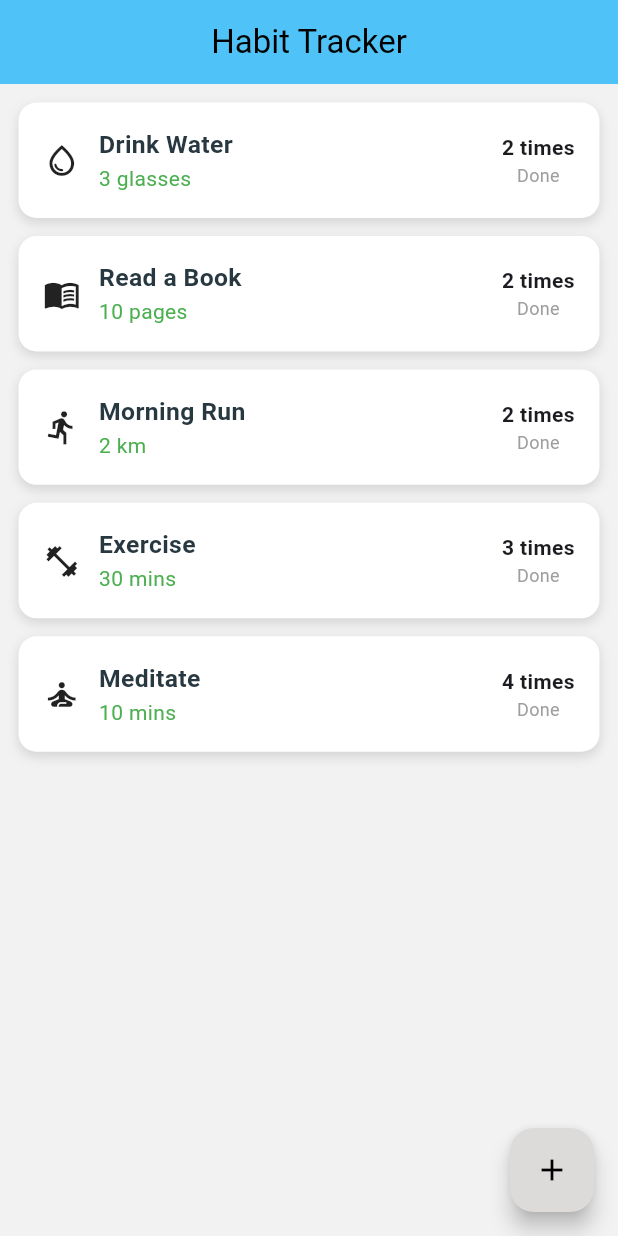
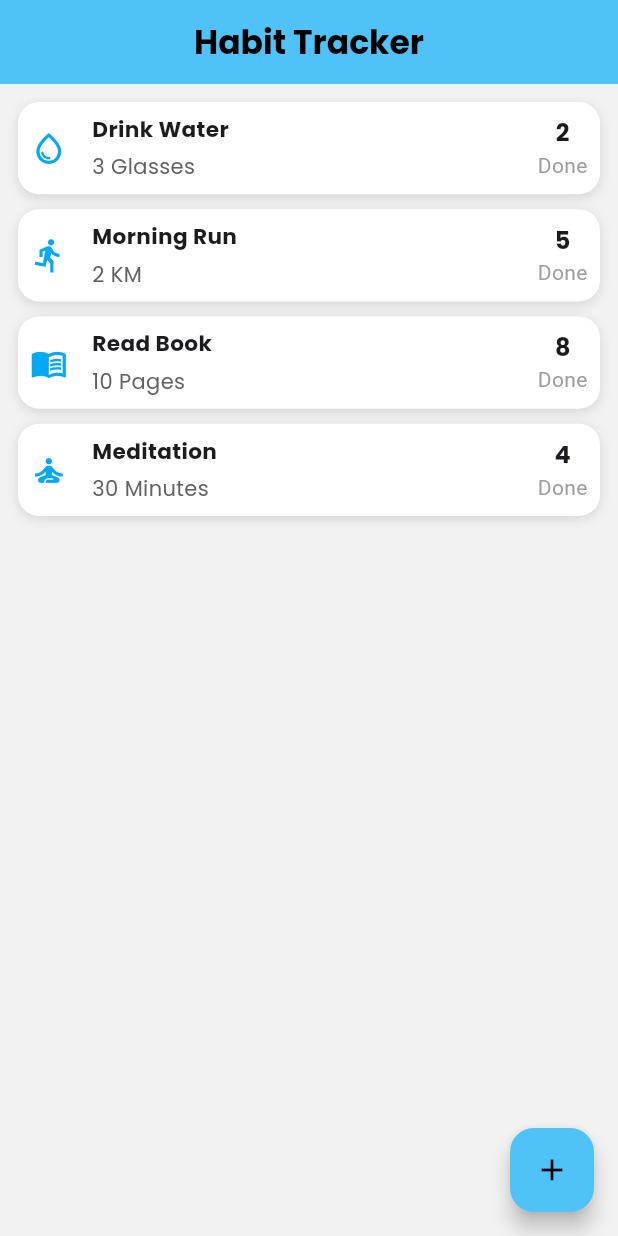
Before and after one commit to Pranta-Nag/Habit_Tracker_App_Using_Flutter, a Flutter app: the screen it shows after launch, on a phone screen of 412 x 824 dp. Run offline on Flutter 3.47's test engine with Material 3 defaults, Android fonts, the phone set to English and light mode, and no system bars; our stand-ins replace google_fonts; Roboto replaces fonts that are missing (Aclonica, Aladin).

Commit message:
using Dismissible and creating model

```diff
--- a/lib/habit_Tile.dart
+++ /dev/null
@@ -1,196 +0,0 @@
-import 'package:flutter/material.dart';
-import 'package:google_fonts/google_fonts.dart';
-
-void main() {
-  runApp(const MyApp());
-}
-
-class MyApp extends StatelessWidget {
-  const MyApp({super.key});
-
-  @override
-  Widget build(BuildContext context) {
-    return const MaterialApp(
-      debugShowCheckedModeBanner: false,
-      home: HabitPage(),
-    );
-  }
-}
-
-class Habit {
-  final String name;
-  final String sub;
-  final IconData icon;
-  final String streak;
-
-  Habit({
-    required this.name,
-    required this.sub,
-    required this.icon,
-    required this.streak,
-  });
-}
-
-class HabitPage extends StatefulWidget {
-  const HabitPage({super.key});
-
-  @override
-  State<HabitPage> createState() => _HabitPageState();
-}
-
-class _HabitPageState extends State<HabitPage> {
-  List<Habit> habits = [
-    Habit(
-        name: "Morning Run",
-        sub: "Health",
-        icon: Icons.directions_run,
-        streak: "5"),
-    Habit(
-        name: "Read Book",
-        sub: "Study",
-        icon: Icons.book,
-        streak: "12"),
-    Habit(
-        name: "Drink Water",
-        sub: "Health",
-        icon: Icons.local_drink,
-        streak: "20"),
-  ];
-
-  @override
-  Widget build(BuildContext context) {
-    return Scaffold(
-      backgroundColor: Colors.grey[200],
-      appBar: AppBar(
-        title: const Text("Habit Tracker"),
-        centerTitle: true,
-      ),
-      body: ListView.builder(
-        padding: const EdgeInsets.all(12),
-        itemCount: habits.length,
-        itemBuilder: (context, index) {
-          final habit = habits[index];
-
-          return Dismissible(
-            key: Key(habit.name),
-            direction: DismissDirection.endToStart,
-
-            background: Container(
-              margin: const EdgeInsets.only(bottom: 12),
-              alignment: Alignment.centerRight,
-              padding: const EdgeInsets.only(right: 20),
-              decoration: BoxDecoration(
-                color: Colors.red,
-                borderRadius: BorderRadius.circular(12),
-              ),
-              child: const Icon(Icons.delete, color: Colors.white),
-            ),
-
-            onDismissed: (direction) {
-              setState(() {
-                habits.removeAt(index);
-              });
-
-              ScaffoldMessenger.of(context).showSnackBar(
-                SnackBar(content: Text("${habit.name} deleted")),
-              );
-            },
-
-            child: HabitTile(
-              habitName: habit.name,
-              habitSub: habit.sub,
-              icon: habit.icon,
-              streakCounter: habit.streak,
-            ),
-          );
-        },
-      ),
-    );
-  }
-}
-
-class HabitTile extends StatelessWidget {
-  final String habitName;
-  final String habitSub;
-  final IconData icon;
-  final String streakCounter;
-
-  const HabitTile({
-    super.key,
-    required this.habitName,
-    required this.habitSub,
-    required this.icon,
-    required this.streakCounter,
-  });
-
-  @override
-  Widget build(BuildContext context) {
-    final size = MediaQuery.of(context).size;
-    final isPortrait =
-        MediaQuery.of(context).orientation == Orientation.portrait;
-
-    final iconSize =
-        isPortrait ? size.width * 0.06 : size.height * 0.05;
-
-    final titleSize =
-        isPortrait ? size.width * 0.04 : size.height * 0.03;
-
-    return Container(
-      margin: const EdgeInsets.only(bottom: 12),
-      padding: EdgeInsets.all(size.width * 0.04),
-      decoration: BoxDecoration(
-        color: Colors.white,
-        borderRadius: BorderRadius.circular(12),
-        boxShadow: const [
-          BoxShadow(
-            color: Colors.black12,
-            blurRadius: 6,
-            offset: Offset(0, 3),
-          ),
-        ],
-      ),
-
-      child: Row(
-        mainAxisAlignment: MainAxisAlignment.spaceBetween,
-        children: [
-          Row(
-            children: [
-              Icon(icon, size: iconSize),
-              SizedBox(width: size.width * 0.03),
-              Column(
-                crossAxisAlignment: CrossAxisAlignment.start,
-                children: [
-                  Text(
-                    habitName,
-                    style: GoogleFonts.aladin(
-                      fontSize: titleSize,
-                      fontWeight: FontWeight.bold,
-                      color: const Color.fromARGB(255, 40, 56, 65),
-                    ),
-                  ),
-                  Text(
-                    habitSub,
-                    style: const TextStyle(color: Colors.green),
-                  ),
-                ],
-              ),
-            ],
-          ),
-
-          Column(
-            children: [
-              Text(
-                streakCounter,
-                style: const TextStyle(fontWeight: FontWeight.bold),
-              ),
-              const Text(
-                "Done",
-                style: TextStyle(fontSize: 12, color: Colors.grey),
-              ),
-            ],
-          ),
-        ],
-      ),
-    );
-  }
-}
--- a/lib/main.dart
+++ b/lib/main.dart
@@ -1,7 +1,5 @@
 import 'package:flutter/material.dart';
-import 'package:google_fonts/google_fonts.dart';
-import 'package:habit_app/add_habit.dart';
-import 'package:habit_app/habit_Tile.dart';
+import 'package:habit_app/screens/dashboard_screen.dart';
 
 void main() {
   runApp(const MyApp());
@@ -15,84 +13,7 @@ class MyApp extends StatelessWidget {
     return MaterialApp(
       debugShowCheckedModeBanner: false,
       theme: ThemeData.light(),
-      home: const HabitApp(),
+      home: const DashboardScreen(),
     );
   }
 }
-
-class HabitApp extends StatelessWidget {
-  const HabitApp({super.key});
-
-  @override
-  Widget build(BuildContext context) {
-    return Scaffold(
-      backgroundColor: const Color.fromARGB(255, 242, 242, 242),
-
-      appBar: AppBar(
-        centerTitle: true,
-        backgroundColor: Colors.lightBlue.shade300,
-        shadowColor: Colors.amberAccent.shade200,
-        elevation: 0,
-        title: Text(
-          "Habit Tracker",
-          style: GoogleFonts.aclonica(color: Colors.black),
-        ),
-      ),
-
-      body: SafeArea(
-        child: OrientationBuilder(
-          builder: (context, orientation) {
-            return ListView(
-              padding: EdgeInsets.all(
-                MediaQuery.of(context).size.width * 0.03,
-              ),
-              children: const [
-                HabitTile(
-                  habitName: "Drink Water",
-                  habitSub: "3 glasses",
-                  icon: Icons.water_drop_outlined,
-                  streakCounter: "2 times",
-                ),
-                HabitTile(
-                  habitName: "Read a Book",
-                  habitSub: "10 pages",
-                  icon: Icons.menu_book_outlined,
-                  streakCounter: "2 times",
-                ),
-                HabitTile(
-                  habitName: "Morning Run",
-                  habitSub: "2 km",
-                  icon: Icons.directions_run,
-                  streakCounter: "2 times",
-                ),
-                HabitTile(
-                  habitName: "Exercise",
-                  habitSub: "30 mins",
-                  icon: Icons.fitness_center,
-                  streakCounter: "3 times",
-                ),
-                HabitTile(
-                  habitName: "Meditate",
-                  habitSub: "10 mins",
-                  icon: Icons.self_improvement,
-                  streakCounter: "4 times",
-                ),
-              ],
-            );
-          },
-        ),
-      ),
-
-      floatingActionButton: FloatingActionButton(
-        onPressed: () {
-          Navigator.push(
-            context,
-            MaterialPageRoute(builder: (context) => const AddHabitScreen()),
-          );
-        },
-        backgroundColor: const Color.fromARGB(255, 221, 218, 218),
-        child: const Icon(Icons.add, color: Colors.black),
-      ),
-    );
-  }
-}
--- /dev/null
+++ b/lib/models/habit.dart
@@ -0,0 +1,15 @@
+import 'package:flutter/material.dart';
+
+class Habit {
+  final String name;
+  final String goal;
+  final IconData icon;
+  final String streak;
+
+  Habit({
+    required this.name,
+    required this.goal,
+    required this.icon,
+    required this.streak,
+  });
+}
--- /dev/null
+++ b/lib/screens/dashboard_screen.dart
@@ -0,0 +1,141 @@
+import 'package:flutter/material.dart';
+import 'package:google_fonts/google_fonts.dart';
+import 'package:habit_app/models/habit.dart';
+import 'package:habit_app/screens/add_habit.dart';
+import 'package:habit_app/widgets/habit_tile.dart';
+
+class DashboardScreen extends StatefulWidget {
+  const DashboardScreen({super.key});
+
+  @override
+  State<DashboardScreen> createState() => _DashboardScreenState();
+}
+
+class _DashboardScreenState extends State<DashboardScreen> {
+  List<Habit> habits = [
+    Habit(
+      name: "Drink Water",
+      goal: "3 Glasses",
+      icon: Icons.water_drop_outlined,
+      streak: "2",
+    ),
+
+    Habit(
+      name: "Morning Run",
+      goal: "2 KM",
+      icon: Icons.directions_run,
+      streak: "5",
+    ),
+
+    Habit(
+      name: "Read Book",
+      goal: "10 Pages",
+      icon: Icons.menu_book_outlined,
+      streak: "8",
+    ),
+
+    Habit(
+      name: "Meditation",
+      goal: "30 Minutes",
+      icon: Icons.self_improvement_outlined,
+      streak: "4",
+    ),
+  ];
+
+  Future<void> addHabit() async {
+    final Habit? newHabit = await Navigator.push(
+      context,
+      MaterialPageRoute(
+        builder: (context) => const AddHabitScreen(),
+      ),
+    );
+
+    if (newHabit != null) {
+      setState(() {
+        habits.add(newHabit);
+      });
+    }
+  }
+
+  @override
+  Widget build(BuildContext context) {
+    return Scaffold(
+      backgroundColor: const Color(0xffF2F2F2),
+
+      appBar: AppBar(
+        centerTitle: true,
+        backgroundColor: Colors.lightBlue.shade300,
+
+        title: Text(
+          "Habit Tracker",
+          style: GoogleFonts.poppins(
+            fontWeight: FontWeight.bold,
+            color: Colors.black,
+          ),
+        ),
+      ),
+
+      body: ListView.builder(
+        padding: const EdgeInsets.all(12),
+        itemCount: habits.length,
+
+        itemBuilder: (context, index) {
+          final habit = habits[index];
+
+          return Dismissible(
+            key: Key(habit.name),
+
+            direction: DismissDirection.endToStart,
+
+            background: Container(
+              margin: const EdgeInsets.only(bottom: 12),
+              padding: const EdgeInsets.only(right: 20),
+
+              alignment: Alignment.centerRight,
+
+              decoration: BoxDecoration(
+                color: Colors.red,
+                borderRadius: BorderRadius.circular(14),
+              ),
+
+              child: const Icon(
+                Icons.delete,
+                color: Colors.white,
+              ),
+            ),
+
+            onDismissed: (direction) {
+              setState(() {
+                habits.removeAt(index);
+              });
+
+              ScaffoldMessenger.of(context).showSnackBar(
+                SnackBar(
+                  content: Text("${habit.name} deleted"),
+                ),
+              );
+            },
+
+            child: HabitTile(
+              habitName: habit.name,
+              habitGoal: habit.goal,
+              icon: habit.icon,
+              streakCounter: habit.streak,
+            ),
+          );
+        },
+      ),
+
+      floatingActionButton: FloatingActionButton(
+        backgroundColor: Colors.lightBlue.shade300,
+
+        onPressed: addHabit,
+
+        child: const Icon(
+          Icons.add,
+          color: Colors.black,
+        ),
+      ),
+    );
+  }
+}
--- /dev/null
+++ b/lib/widgets/habit_Tile.dart
@@ -0,0 +1,96 @@
+import 'package:flutter/material.dart';
+import 'package:google_fonts/google_fonts.dart';
+
+class HabitTile extends StatelessWidget {
+  final String habitName;
+  final String habitGoal;
+  final IconData icon;
+  final String streakCounter;
+
+  const HabitTile({
+    super.key,
+    required this.habitName,
+    required this.habitGoal,
+    required this.icon,
+    required this.streakCounter,
+  });
+
+  @override
+  Widget build(BuildContext context) {
+    final size = MediaQuery.of(context).size;
+
+    return Container(
+      margin: const EdgeInsets.only(bottom: 10),
+      padding: EdgeInsets.all(size.width * 0.02),
+      decoration: BoxDecoration(
+        color: Colors.white,
+        borderRadius: BorderRadius.circular(14),
+        boxShadow: const [
+          BoxShadow(
+            color: Colors.black12,
+            blurRadius: 6,
+            offset: Offset(0, 2),
+          ),
+        ],
+      ),
+
+      child: Row(
+        mainAxisAlignment: MainAxisAlignment.spaceBetween,
+        children: [
+          Row(
+            children: [
+              Icon(
+                icon,
+                size: size.width * 0.06,
+                color: Colors.lightBlue,
+              ),
+
+              SizedBox(width: size.width * 0.04),
+
+              Column(
+                crossAxisAlignment: CrossAxisAlignment.start,
+                children: [
+                  Text(
+                    habitName,
+                    style: GoogleFonts.poppins(
+                      fontSize: size.width * 0.035,
+                      fontWeight: FontWeight.bold,
+                    ),
+                  ),
+
+                  const SizedBox(height: 4),
+
+                  Text(
+                    habitGoal,
+                    style: GoogleFonts.poppins(
+                      color: Colors.grey[700],
+                    ),
+                  ),
+                ],
+              ),
+            ],
+          ),
+
+          Column(
+            children: [
+              Text(
+                streakCounter,
+                style: GoogleFonts.poppins(
+                  fontWeight: FontWeight.bold,
+                  fontSize: 16,
+                ),
+              ),
+
+              const Text(
+                "Done",
+                style: TextStyle(
+                  color: Colors.grey,
+                ),
+              ),
+            ],
+          ),
+        ],
+      ),
+    );
+  }
+}
```
Also changed, not shown: lib/screens/add_habit.dart (renamed from lib/add_habit.dart, +51 -35 lines), 1 other file.
